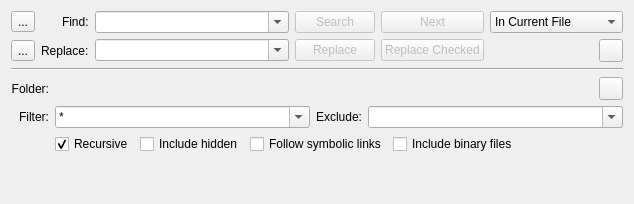
First picture: the form in addons/search/search.ui, repository KDE/kate, before the edit.
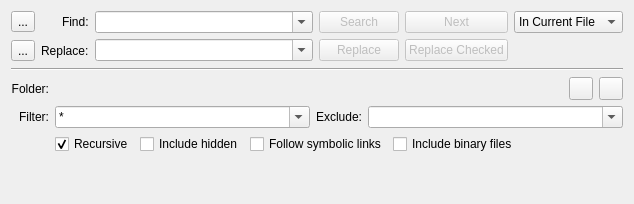
Second picture: the form after the edit. Custom widgets are drawn as their Qt base class.

Commit message:
S & R: move the "Use current docs path" button next to the URL requester
Move the "Use current document path" next to the URL requester widget,
since it sets the path in the URL requester widget, and is enabled/
disabled together with it, so I think it belongs there.
Additinally this makes some space in the line above.

Patch:
```diff
--- a/addons/search/search.ui
+++ b/addons/search/search.ui
@@ -272,13 +272,6 @@
        </property>
       </widget>
      </item>
-     <item row="1" column="9">
-      <widget class="QToolButton" name="currentFolderButton">
-       <property name="toolTip">
-        <string>Use the current document's path.</string>
-       </property>
-      </widget>
-     </item>
     </layout>
    </item>
    <item>
@@ -398,6 +391,13 @@
               </property>
              </widget>
             </item>
+            <item>
+             <widget class="QToolButton" name="currentFolderButton">
+              <property name="toolTip">
+               <string>Use the current document's path.</string>
+              </property>
+             </widget>
+            </item>
            </layout>
           </item>
           <item row="2" column="0">
```
Left out of the diff: 2 changed lines with no effect on the pictures.
